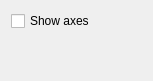
Qt form step/configure_step_general.ui (KDE/step) before a commit.
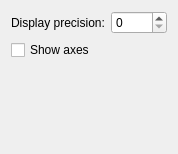
The same form after that commit.

Commit message: Added display precision settings.

What changed in the file:
```diff
--- a/step/configure_step_general.ui
+++ b/step/configure_step_general.ui
@@ -5,22 +5,32 @@
    <rect>
     <x>0</x>
     <y>0</y>
-    <width>153</width>
-    <height>81</height>
+    <width>178</width>
+    <height>154</height>
    </rect>
   </property>
   <property name="windowTitle" >
    <string>Form</string>
   </property>
-  <layout class="QVBoxLayout" >
-   <item>
+  <layout class="QGridLayout" >
+   <item row="0" column="0" >
+    <widget class="QLabel" name="label" >
+     <property name="text" >
+      <string>Display precision:</string>
+     </property>
+    </widget>
+   </item>
+   <item row="0" column="1" >
+    <widget class="QSpinBox" name="kcfg_floatDisplayPrecision" />
+   </item>
+   <item row="1" column="0" colspan="2" >
     <widget class="QCheckBox" name="kcfg_showAxes" >
      <property name="text" >
       <string>Show axes</string>
      </property>
     </widget>
    </item>
-   <item>
+   <item row="2" column="0" colspan="2" >
     <spacer>
      <property name="orientation" >
       <enum>Qt::Vertical</enum>
```
The commit also changes 5 other files.
